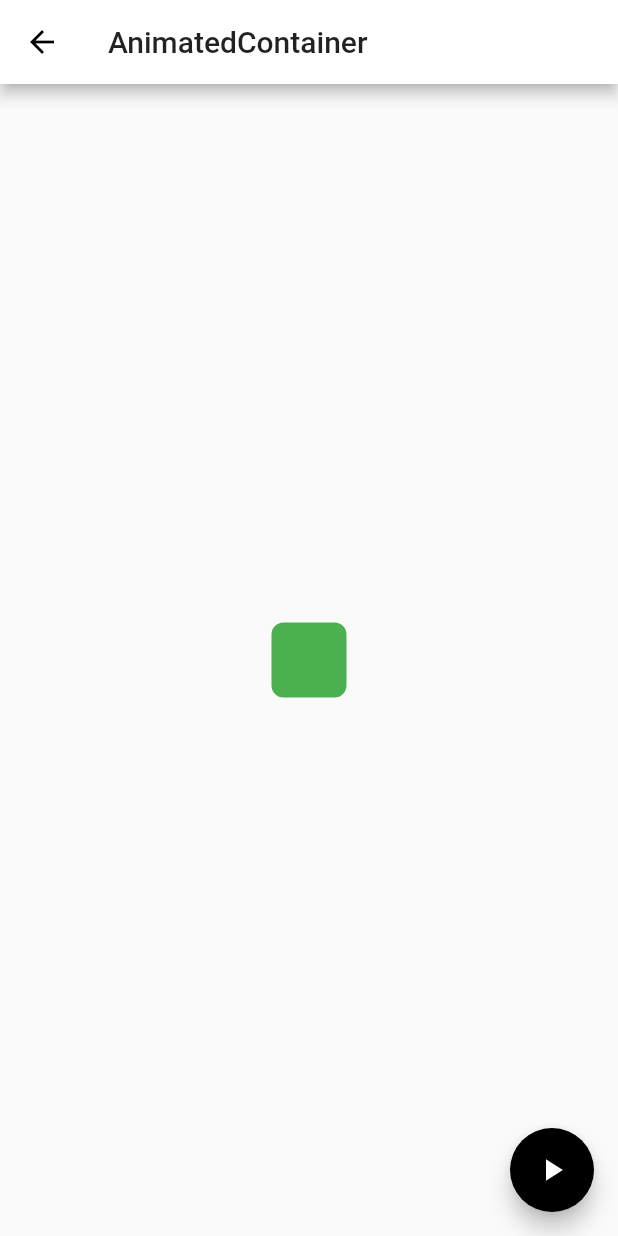
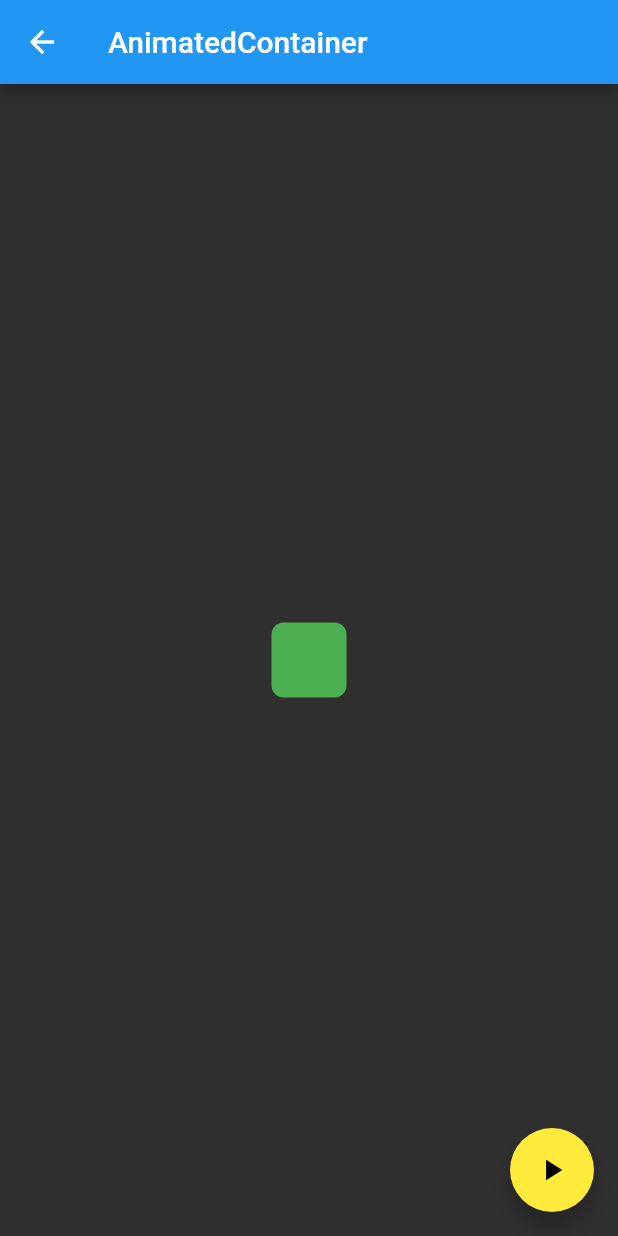
Before and after one commit to Leesunghee/flutter_cookbook, a Flutter app: the screen it shows after launch, after a tap on "1. AnimatedContainer", on a phone screen of 412 x 824 dp. Run offline on Flutter 3.47's test engine with Material 2 defaults, Android fonts, the phone set to English and light mode, and no system bars.

Commit message:
add AnmatedOpacity, Drawer, Orientation, SnackBar

```diff
--- a/lib/main.dart
+++ b/lib/main.dart
@@ -12,9 +12,12 @@ class MyApp extends StatelessWidget {
     return MaterialApp(
       title: 'Flutter Demo',
       theme: ThemeData(
-        primarySwatch: Colors.blue,
-        primaryColor: Colors.white,
-        accentColor: Colors.black,
+        brightness: Brightness.dark,
+        primaryColor: Colors.blue,
+        accentColor: Colors.yellow
+//        primarySwatch: Colors.grey,
+//        primaryColor: Colors.white,
+//        accentColor: Colors.black,
       ),
       home: RootPage(),
     );
--- a/lib/root_page.dart
+++ b/lib/root_page.dart
@@ -1,5 +1,9 @@
 import 'package:flutter/material.dart';
 import 'package:flutter_cookbook/MyAnimatedContainer.dart';
+import 'package:flutter_cookbook/MyAnimatedOpacity.dart';
+import 'package:flutter_cookbook/MyDrawer.dart';
+import 'package:flutter_cookbook/MyOrientation.dart';
+import 'package:flutter_cookbook/MySnackBar.dart';
 
 class RootPage extends StatefulWidget {
   @override
@@ -47,11 +51,11 @@ Widget _buildBody(BuildContext context) {
                   SizedBox(
                     width: 180.0,
                     child: RaisedButton(
-                      child: Text('2. test'),
+                      child: Text('2. AnimatedOpacity'),
                       color: Colors.grey,
                       onPressed: () {
                         Navigator.push(context, MaterialPageRoute(builder: (context) {
-                          return MyAnimatedContainer();
+                          return MyAnimatedOpacity();
                         }));
                       },
                     ),
@@ -64,11 +68,11 @@ Widget _buildBody(BuildContext context) {
                   SizedBox(
                     width: 180.0,
                     child: RaisedButton(
-                      child: Text('1. AnimatedContainer'),
+                      child: Text('3. Drawer'),
                       color: Colors.grey,
                       onPressed: () {
                         Navigator.push(context, MaterialPageRoute(builder: (context) {
-                          return MyAnimatedContainer();
+                          return MyDrawer();
                         }));
                       },
                     ),
@@ -79,11 +83,43 @@ Widget _buildBody(BuildContext context) {
                   SizedBox(
                     width: 180.0,
                     child: RaisedButton(
-                      child: Text('2. test'),
+                      child: Text('4. SnackBar'),
                       color: Colors.grey,
                       onPressed: () {
                         Navigator.push(context, MaterialPageRoute(builder: (context) {
-                          return MyAnimatedContainer();
+                          return MySnackBar();
+                        }));
+                      },
+                    ),
+                  ),
+                ],
+              ),
+              Row(
+                mainAxisAlignment: MainAxisAlignment.center,
+                children: <Widget>[
+                  SizedBox(
+                    width: 180.0,
+                    child: RaisedButton(
+                      child: Text('5. Orientation'),
+                      color: Colors.grey,
+                      onPressed: () {
+                        Navigator.push(context, MaterialPageRoute(builder: (context) {
+                          return MyOrientation();
+                        }));
+                      },
+                    ),
+                  ),
+                  Padding(
+                    padding: EdgeInsets.all(8.0),
+                  ),
+                  SizedBox(
+                    width: 180.0,
+                    child: RaisedButton(
+                      child: Text('6. Theme'),
+                      color: Colors.grey,
+                      onPressed: () {
+                        Navigator.push(context, MaterialPageRoute(builder: (context) {
+                          return MySnackBar();
                         }));
                       },
                     ),
```
Also changed, not shown: lib/MyAnimatedOpacity.dart (added, +39 -0 lines), lib/MyDrawer.dart (added, +54 -0 lines), lib/MyOrientation.dart (added, +28 -0 lines), lib/MySnackBar.dart (added, +35 -0 lines).
